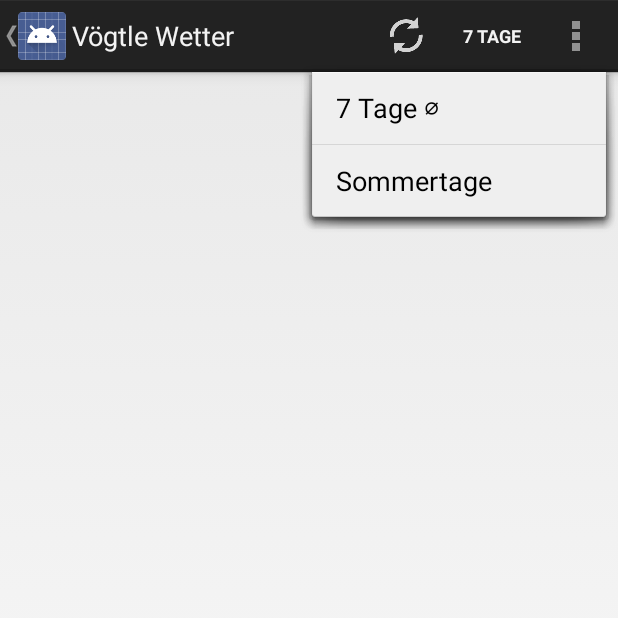
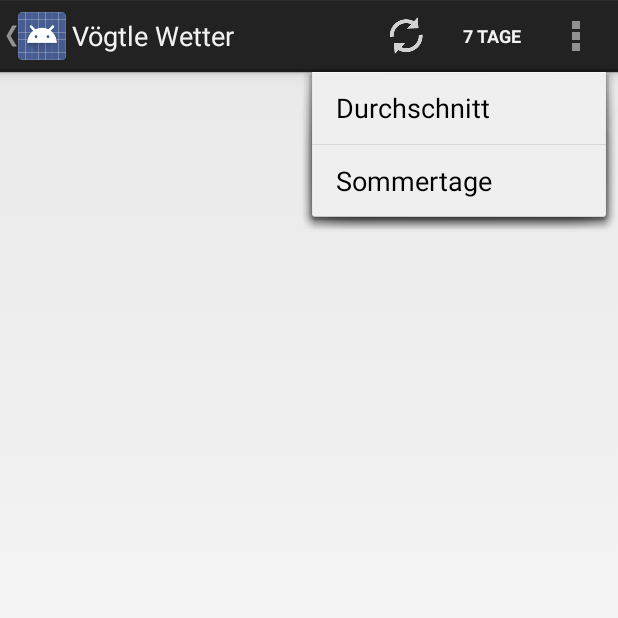
Before and after one commit to cvoegtle/WeatherWidget, an Android app: the screen it shows after launch (DiagramActivity), with the options menu open, on a phone screen of 412 x 824 dp, the top half of it. Run offline under Robolectric (Android 15) with nearby library versions, the phone set to English and light mode, and no system bars.

Commit message:
Diagram Activity Version 1.0

```diff
--- a/WeatherWidget/src/main/java/org/voegtle/weatherwidget/DiagramActivity.java
+++ b/WeatherWidget/src/main/java/org/voegtle/weatherwidget/DiagramActivity.java
@@ -16,6 +16,7 @@ public class DiagramActivity extends Activity {
     super.onCreate(savedInstanceState);
     setContentView(R.layout.activity_digrams);
     this.diagramManager = new DiagramManager(this);
+    this.diagramManager.onCreate();
     diagramManager.updateDiagram(DiagramEnum.temperature7days);
   }
 
--- a/WeatherWidget/src/main/java/org/voegtle/weatherwidget/diagram/Diagram.java
+++ b/WeatherWidget/src/main/java/org/voegtle/weatherwidget/diagram/Diagram.java
@@ -8,6 +8,12 @@ public class Diagram {
   private DiagramEnum id;
   private Drawable image;
   private Date updateTimestamp;
+
+  public Diagram(DiagramEnum id, Drawable image, Date updateTimestamp) {
+    this.id = id;
+    this.image = image;
+    this.updateTimestamp = updateTimestamp;
+  }
 
   public Diagram(DiagramEnum id, Drawable image) {
     this.id = id;
--- a/WeatherWidget/src/main/java/org/voegtle/weatherwidget/diagram/DiagramManager.java
+++ b/WeatherWidget/src/main/java/org/voegtle/weatherwidget/diagram/DiagramManager.java
@@ -5,6 +5,7 @@ import android.util.Log;
 import android.widget.ImageView;
 import org.voegtle.weatherwidget.DiagramActivity;
 import org.voegtle.weatherwidget.R;
+import org.voegtle.weatherwidget.persistence.DiagramCache;
 import org.voegtle.weatherwidget.util.UserFeedback;
 
 import java.util.Date;
@@ -17,10 +18,16 @@ public class DiagramManager {
   private DiagramActivity activity;
   private DiagramMap diagrams = new DiagramMap();
   private DiagramEnum currentDiagram;
+  private DiagramCache diagramCache;
 
   public DiagramManager(DiagramActivity activity) {
 
     this.activity = activity;
+    this.diagramCache = new DiagramCache(activity);
+  }
+
+  public void onCreate() {
+    diagramCache.readAll(diagrams);
   }
 
   public void updateDiagram(final DiagramEnum diagramId) {
@@ -49,6 +56,8 @@ public class DiagramManager {
     }
     try {
       inProgress = true;
+
+      currentDiagram = diagramId;
       Diagram diagram = diagrams.get(diagramId);
       if (diagram == null || isOld(diagram)) {
         Drawable image = new DiagramFetcher().fetchImageFromUrl(diagramId.getUrl());
@@ -59,12 +68,23 @@ public class DiagramManager {
         }
         diagram = new Diagram(diagramId, image);
         diagrams.put(diagramId, diagram);
+        diagramCache.write(diagram);
       }
-      ImageView imageView = (ImageView) activity.findViewById(R.id.diagram_view);
-      imageView.setImageDrawable(diagram.getImage());
+      showDiagram(diagram);
     } finally {
       inProgress = false;
     }
+  }
+
+  private void showDiagram(Diagram diagram) {
+    final Drawable newImage = diagram.getImage();
+    activity.runOnUiThread(new Runnable() {
+      @Override
+      public void run() {
+        ImageView imageView = (ImageView) activity.findViewById(R.id.diagram_view);
+        imageView.setImageDrawable(newImage);
+      }
+    });
   }
 
   private boolean isOld(Diagram diagram) {
--- /dev/null
+++ b/WeatherWidget/src/main/java/org/voegtle/weatherwidget/persistence/DiagramCache.java
@@ -0,0 +1,82 @@
+package org.voegtle.weatherwidget.persistence;
+
+import android.content.Context;
+import android.content.SharedPreferences;
+import android.graphics.Bitmap;
+import android.graphics.drawable.BitmapDrawable;
+import android.graphics.drawable.Drawable;
+import android.util.Log;
+import org.voegtle.weatherwidget.diagram.Diagram;
+import org.voegtle.weatherwidget.diagram.DiagramEnum;
+import org.voegtle.weatherwidget.diagram.DiagramMap;
+
+import java.io.IOException;
+import java.io.InputStream;
+import java.io.OutputStream;
+import java.util.Date;
+
+public class DiagramCache {
+  private static String DIAGRAM_CACHE = "DIAGRAM_CACHE";
+  private static String DIAGRAM_AGE = "_AGE";
+  SharedPreferences diagramPreferences;
+  private Context context;
+
+  public DiagramCache(Context context) {
+    this.context = context;
+    diagramPreferences = context.getSharedPreferences(DIAGRAM_CACHE, 0);
+  }
+
+  public void readAll(DiagramMap diagrams) {
+    for (DiagramEnum diagramId : DiagramEnum.values()) {
+      Diagram diagram = read(diagramId);
+      if (diagram != null) {
+        diagrams.put(diagramId, diagram);
+      }
+    }
+  }
+
+  private Diagram read(DiagramEnum diagramId) {
+    long age = diagramPreferences.getLong(getAgeKey(diagramId), -1);
+    if (age > 0) {
+      String filename = getFilename(diagramId);
+      try {
+        InputStream inputStream = context.openFileInput(filename);
+        Drawable image = Drawable.createFromStream(inputStream, "Local Cache");
+        inputStream.close();
+        return new Diagram(diagramId, image, new Date(age));
+      } catch (IOException ex) {
+        Log.e(DiagramCache.class.getName(), "failed to read file " + filename);
+      }
+    }
+    return null;
+  }
+
+  public void write(Diagram diagram) {
+    SharedPreferences.Editor editor = diagramPreferences.edit();
+    editor.putLong(getAgeKey(diagram.getId()), diagram.getUpdateTimestamp().getTime());
+    editor.commit();
+
+    try {
+      OutputStream outputStream = context.openFileOutput(getFilename(diagram.getId()), Context.MODE_PRIVATE);
+      convertDrawable2Png(diagram.getImage(), outputStream);
+      outputStream.close();
+    } catch (IOException ex) {
+      Log.e(DiagramCache.class.getName(), "failed to write Diagram " + diagram.getId());
+    }
+
+  }
+
+  private void convertDrawable2Png(Drawable image, OutputStream outputStream) {
+    Bitmap bitmap = ((BitmapDrawable) image).getBitmap();
+    bitmap.compress(Bitmap.CompressFormat.PNG, 100, outputStream);
+  }
+
+  private String getAgeKey(DiagramEnum diagramId) {
+    return diagramId.toString() + DIAGRAM_AGE;
+  }
+
+  private String getFilename(DiagramEnum diagramId) {
+    return diagramId.toString() + ".png";
+  }
+
+}
--- a/WeatherWidget/src/main/res/layout/activity_digrams.xml
+++ b/WeatherWidget/src/main/res/layout/activity_digrams.xml
@@ -4,14 +4,8 @@
               android:layout_width="match_parent"
               android:layout_height="match_parent">
 
-  <HorizontalScrollView
+  <ImageView
           android:layout_width="match_parent"
           android:layout_height="match_parent"
-          android:id="@+id/scrollView">
-    <ImageView
-            android:layout_width="wrap_content"
-            android:layout_height="wrap_content"
-            android:id="@+id/diagram_view" android:layout_gravity="center_horizontal"
-            />
-  </HorizontalScrollView>
+          android:id="@+id/diagram_view"/>
 </LinearLayout>
--- a/WeatherWidget/src/main/res/menu/weather_activity_menu.xml
+++ b/WeatherWidget/src/main/res/menu/weather_activity_menu.xml
@@ -6,6 +6,7 @@
         android:showAsAction="ifRoom"
         android:title="@string/action_reload"/>
   <item android:id="@+id/action_diagrams"
+        android:icon="@drawable/ic_action_picture"
         android:showAsAction="ifRoom"
         android:title="@string/action_diagrams"/>
   <item android:id="@+id/action_perferences"
--- a/WeatherWidget/src/main/res/values/strings.xml
+++ b/WeatherWidget/src/main/res/values/strings.xml
@@ -41,8 +41,7 @@
   <string name="days">Tagen</string>
   <string name="action_7_days">7 Tage</string>
   <string name="action_summer_days">Sommertage</string>
-  <string name="action_7_days_average">7 Tage ⌀</string>
-  <string name="action_average_condensed">⌀</string>
+  <string name="action_7_days_average">Durchschnitt</string>
   <string name="message_diagram_update_failed">Diagram Abruf fehlgeschlagen</string>
   <string name="action_diagrams">Diagramme</string>
 </resources>
```
Also changed, not shown: WeatherWidget/src/main/res/drawable-hdpi/ic_action_picture.png (added), WeatherWidget/src/main/res/drawable-mdpi/ic_action_picture.png (added), WeatherWidget/src/main/res/drawable-xhdpi/ic_action_picture.png (added), WeatherWidget/src/main/res/drawable-xxhdpi/ic_action_picture.png (added).
